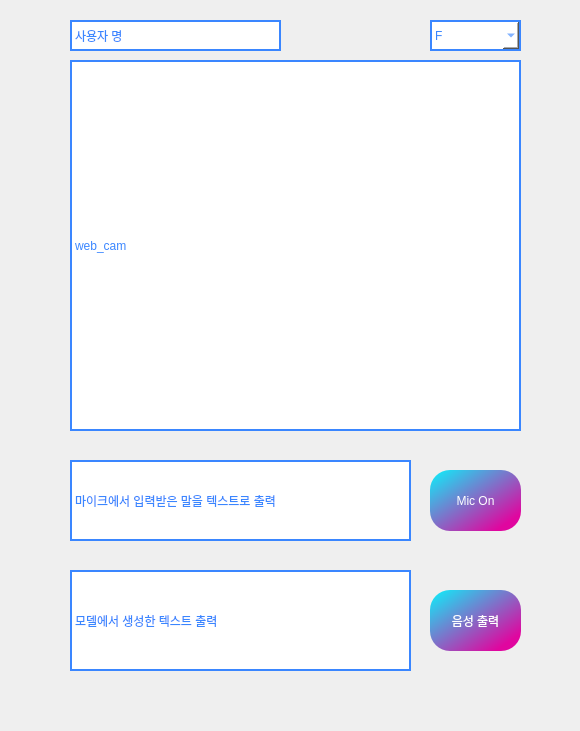
addinedu-ros-4th/deeplearning-repo-6, file GUI/ui/SR.ui: the form before one commit.
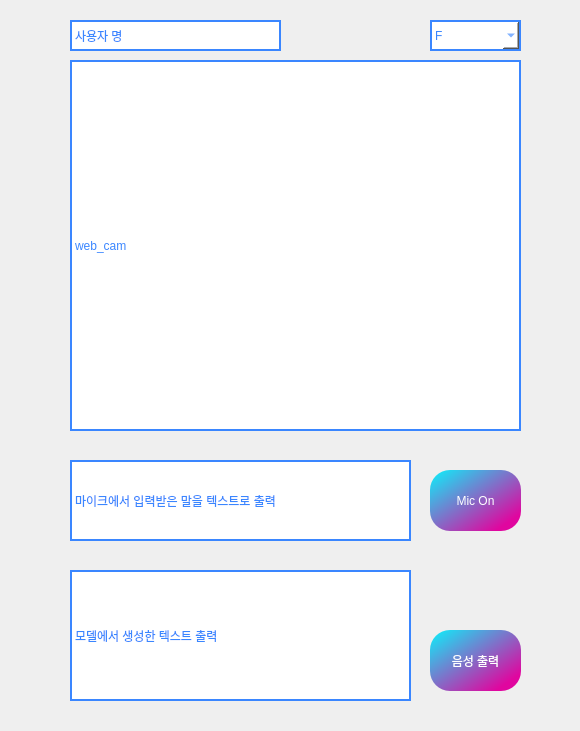
The form after the commit.

Commit message: Feat train loading UI

Patch:
```diff
--- a/GUI/ui/SR.ui
+++ b/GUI/ui/SR.ui
@@ -55,7 +55,7 @@
    <property name="geometry">
     <rect>
      <x>430</x>
-     <y>590</y>
+     <y>630</y>
      <width>91</width>
      <height>61</height>
     </rect>
@@ -132,7 +132,7 @@
      <x>70</x>
      <y>570</y>
      <width>341</width>
-     <height>101</height>
+     <height>131</height>
     </rect>
    </property>
    <property name="styleSheet">
```
The commit also changes 7 other files.
